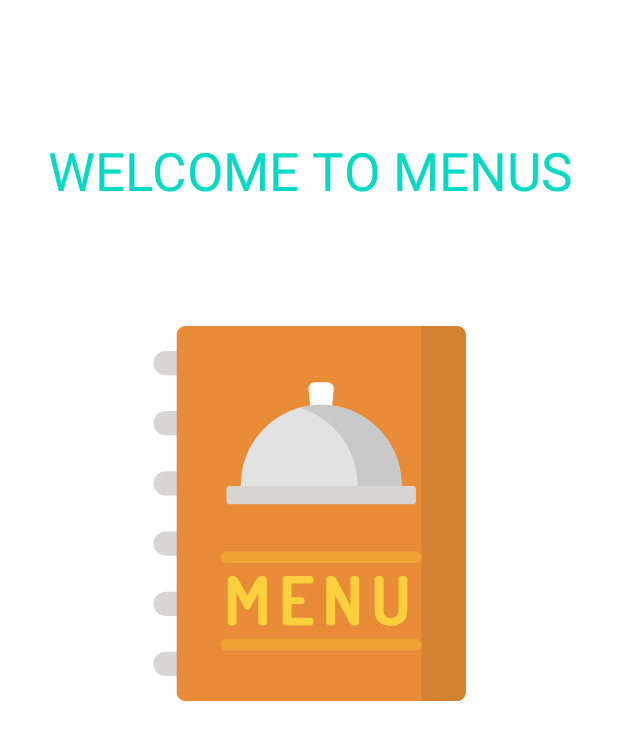
After one commit to Collince-Okeyo/OptionsMenu, an Android app: the SplashScreen screen opened directly, with no data from a screen before it, on a phone screen of 412 x 824 dp. The commit adds this screen. Shown: the top 740 px of the screen. Run offline under Robolectric (Android 15) with nearby library versions, the phone set to English and light mode, and no system bars; 1 statement that could not run was skipped.

Commit message:
Splash Screen Implementation

```diff
--- a/app/build.gradle
+++ b/app/build.gradle
@@ -30,6 +30,9 @@ android {
     kotlinOptions {
         jvmTarget = '1.8'
     }
+    buildFeatures{
+        viewBinding true
+    }
 }
 
 dependencies {
@@ -42,4 +45,7 @@ dependencies {
     testImplementation 'junit:junit:4.+'
     androidTestImplementation 'androidx.test.ext:junit:1.1.2'
     androidTestImplementation 'androidx.test.espresso:espresso-core:3.3.0'
+
+    //CarouselView
+    implementation 'com.github.jama5262:CarouselView:1.1.0'
 }
--- a/app/src/main/AndroidManifest.xml
+++ b/app/src/main/AndroidManifest.xml
@@ -9,6 +9,7 @@
         android:roundIcon="@mipmap/ic_launcher_round"
         android:supportsRtl="true"
         android:theme="@style/Theme.Menus">
+        <activity android:name=".SplashScreen"></activity>
         <activity android:name=".MainActivity">
             <intent-filter>
                 <action android:name="android.intent.action.MAIN" />
--- /dev/null
+++ b/app/src/main/java/com/example/menus/SplashScreen.kt
@@ -0,0 +1,16 @@
+package com.example.menus
+
+import android.content.Intent
+import androidx.appcompat.app.AppCompatActivity
+import android.os.Bundle
+
+class SplashScreen : AppCompatActivity() {
+    override fun onCreate(savedInstanceState: Bundle?) {
+        super.onCreate(savedInstanceState)
+        setContentView(R.layout.activity_splash_screen)
+
+        val intent = Intent(this,MainActivity::class.java)
+        startActivity(intent)
+        finish()
+    }
+}
--- /dev/null
+++ b/app/src/main/res/drawable/ic_menu.xml
@@ -0,0 +1,60 @@
+<vector xmlns:android="http://schemas.android.com/apk/res/android"
+    android:width="512dp"
+    android:height="512dp"
+    android:viewportWidth="512"
+    android:viewportHeight="512">
+  <path
+      android:pathData="m93.309,67.121h-33.773c-9.133,0 -16.535,-7.402 -16.535,-16.535 0,-9.133 7.402,-16.535 16.535,-16.535h33.773c9.133,0 16.535,7.402 16.535,16.535 0,9.133 -7.402,16.535 -16.535,16.535zM93.309,67.121"
+      android:fillColor="#d8d6d4"/>
+  <path
+      android:pathData="m93.309,149.285h-33.773c-9.133,0 -16.535,-7.402 -16.535,-16.535s7.402,-16.535 16.535,-16.535h33.773c9.133,0 16.535,7.402 16.535,16.535s-7.402,16.535 -16.535,16.535zM93.309,149.285"
+      android:fillColor="#d8d6d4"/>
+  <path
+      android:pathData="m93.309,231.453h-33.773c-9.133,0 -16.535,-7.402 -16.535,-16.535 0,-9.133 7.402,-16.535 16.535,-16.535h33.773c9.133,0 16.535,7.402 16.535,16.535 0,9.133 -7.402,16.535 -16.535,16.535zM93.309,231.453"
+      android:fillColor="#d8d6d4"/>
+  <path
+      android:pathData="m93.309,313.617h-33.773c-9.133,0 -16.535,-7.402 -16.535,-16.535 0,-9.133 7.402,-16.535 16.535,-16.535h33.773c9.133,0 16.535,7.402 16.535,16.535 0,9.133 -7.402,16.535 -16.535,16.535zM93.309,313.617"
+      android:fillColor="#d8d6d4"/>
+  <path
+      android:pathData="m93.309,395.781h-33.773c-9.133,0 -16.535,-7.402 -16.535,-16.535 0,-9.129 7.402,-16.531 16.535,-16.531h33.773c9.133,0 16.535,7.402 16.535,16.531 0,9.133 -7.402,16.535 -16.535,16.535zM93.309,395.781"
+      android:fillColor="#d8d6d4"/>
+  <path
+      android:pathData="m93.309,477.949h-33.773c-9.133,0 -16.535,-7.402 -16.535,-16.535 0,-9.133 7.402,-16.535 16.535,-16.535h33.773c9.133,0 16.535,7.402 16.535,16.535 0,9.133 -7.402,16.535 -16.535,16.535zM93.309,477.949"
+      android:fillColor="#d8d6d4"/>
+  <path
+      android:pathData="m457.176,512h-370.426c-6.684,0 -12.102,-5.418 -12.102,-12.098v-487.805c0.004,-6.68 5.418,-12.098 12.102,-12.098h370.422c6.684,0 12.102,5.418 12.102,12.098v487.805c0,6.68 -5.418,12.098 -12.098,12.098zM457.176,512"
+      android:fillColor="#e88c38"/>
+  <path
+      android:pathData="m457.176,0h-48.047v512h48.047c6.68,0 12.098,-5.418 12.098,-12.098v-487.805c0,-6.68 -5.418,-12.098 -12.098,-12.098zM457.176,0"
+      android:fillColor="#d38231"/>
+  <path
+      android:pathData="m286.313,114.246h-28.699l-2.875,-27.453c-0.551,-5.262 3.578,-9.844 8.867,-9.844h16.711c5.293,0 9.418,4.582 8.867,9.844zM286.313,114.246"
+      android:fillColor="#fff"/>
+  <path
+      android:pathData="m381.703,226.566h-219.484v-9.324c0,-60.605 49.133,-109.742 109.742,-109.742 60.609,0 109.742,49.137 109.742,109.742zM381.703,226.566"
+      android:fillColor="#e2e2e2"/>
+  <path
+      android:pathData="m271.961,107.5c-10.426,0 -20.516,1.457 -30.07,4.172 45.988,13.074 79.668,55.391 79.668,105.57v9.324h60.145v-9.324c0,-60.605 -49.133,-109.742 -109.742,-109.742zM271.961,107.5"
+      android:fillColor="#c9c9c9"/>
+  <path
+      android:pathData="m396.938,218.609h-249.949c-2.406,0 -4.355,1.949 -4.355,4.355v16.141c0,2.406 1.949,4.355 4.355,4.355h249.949c2.406,0 4.355,-1.949 4.355,-4.355v-16.141c0,-2.406 -1.949,-4.355 -4.355,-4.355zM396.938,218.609"
+      android:fillColor="#d8d6d4"/>
+  <path
+      android:pathData="m175.07,384.52c-1.02,1.852 -2.594,2.41 -4.078,2.41 -1.48,0 -2.965,-0.559 -3.98,-2.41l-10.656,-20.008v40.574c0,2.5 -3.055,3.797 -6.02,3.797 -3.059,0 -6.023,-1.297 -6.023,-3.797v-57.898c0,-4.449 2.965,-6.023 6.023,-6.023 4.352,0 6.297,0.926 9.355,6.395l11.395,20.75 11.395,-20.75c3.055,-5.465 5.094,-6.395 9.449,-6.395 3.055,0 6.02,1.574 6.02,6.023v57.898c0,2.5 -3.055,3.797 -6.02,3.797 -3.059,0 -6.023,-1.297 -6.023,-3.797v-39.836zM175.07,384.52"
+      android:fillColor="#fccf3f"/>
+  <path
+      android:pathData="m231.48,370.254h14.082c2.41,0 3.797,2.316 3.797,4.816 0,2.129 -1.203,4.633 -3.797,4.633h-14.082v18.617h26.219c2.406,0 3.797,2.504 3.797,5.375 0,2.5 -1.203,5.188 -3.797,5.188h-32.98c-2.688,0 -5.281,-1.297 -5.281,-3.797v-60.125c0,-2.5 2.594,-3.797 5.281,-3.797h32.98c2.594,0 3.797,2.688 3.797,5.188 0,2.871 -1.391,5.371 -3.797,5.371h-26.219zM231.48,370.254"
+      android:fillColor="#fccf3f"/>
+  <path
+      android:pathData="m310.871,405.086 l-19.918,-37.242v37.242c0,2.5 -3.059,3.797 -6.023,3.797 -3.059,0 -6.023,-1.297 -6.023,-3.797v-60.121c0,-2.598 2.965,-3.801 6.023,-3.801 4.355,0 6.113,0.926 8.988,6.395l17.879,34.555v-37.242c0,-2.594 2.965,-3.707 6.02,-3.707 2.965,0 6.023,1.113 6.023,3.707v60.215c0,2.5 -3.059,3.797 -6.023,3.797 -2.871,0 -5.371,-0.926 -6.945,-3.797zM310.871,405.086"
+      android:fillColor="#fccf3f"/>
+  <path
+      android:pathData="m377.473,344.871c0,-2.594 2.965,-3.707 6.023,-3.707 2.965,0 6.02,1.113 6.02,3.707v43.355c0,15.469 -9.82,21.211 -22.234,21.211 -12.504,0 -22.23,-5.742 -22.23,-21.211v-43.355c0,-2.594 2.965,-3.707 6.02,-3.707 2.965,0 6.023,1.113 6.023,3.707v43.355c0,7.223 3.797,10.652 10.191,10.652 6.391,0 10.191,-3.43 10.191,-10.652v-43.355zM377.473,344.871"
+      android:fillColor="#fccf3f"/>
+  <path
+      android:pathData="m401.293,307.777h-258.66c-4.324,0 -7.824,3.5 -7.824,7.82 0,4.32 3.504,7.824 7.824,7.824h258.66c4.32,0 7.82,-3.504 7.82,-7.824 0,-4.32 -3.5,-7.82 -7.82,-7.82zM401.293,307.777"
+      android:fillColor="#efa335"/>
+  <path
+      android:pathData="m401.293,427.227h-258.66c-4.324,0 -7.824,3.504 -7.824,7.824 0,4.316 3.504,7.82 7.824,7.82h258.66c4.32,0 7.82,-3.504 7.82,-7.82 0,-4.32 -3.5,-7.824 -7.82,-7.824zM401.293,427.227"
+      android:fillColor="#efa335"/>
+</vector>
--- /dev/null
+++ b/app/src/main/res/layout/activity_splash_screen.xml
@@ -0,0 +1,31 @@
+<?xml version="1.0" encoding="utf-8"?>
+<androidx.constraintlayout.widget.ConstraintLayout xmlns:android="http://schemas.android.com/apk/res/android"
+    xmlns:app="http://schemas.android.com/apk/res-auto"
+    xmlns:tools="http://schemas.android.com/tools"
+    android:layout_width="match_parent"
+    android:layout_height="match_parent"
+    tools:context=".SplashScreen">
+
+    <TextView
+        android:id="@+id/textView"
+        android:layout_width="match_parent"
+        android:layout_height="wrap_content"
+        android:layout_marginTop="90dp"
+        android:text="WELCOME TO MENUS"
+        android:textAlignment="center"
+        android:textColor="@color/teal_200"
+        android:textSize="35dp"
+        app:layout_constraintEnd_toEndOf="parent"
+        app:layout_constraintStart_toStartOf="parent"
+        app:layout_constraintTop_toTopOf="parent" />
+
+    <ImageView
+        android:layout_width="250dp"
+        android:layout_height="250dp"
+        android:layout_marginTop="80dp"
+        android:src="@drawable/ic_menu"
+        app:layout_constraintEnd_toEndOf="parent"
+        app:layout_constraintStart_toStartOf="parent"
+        app:layout_constraintTop_toBottomOf="@+id/textView" />
+
+</androidx.constraintlayout.widget.ConstraintLayout>
--- /dev/null
+++ b/app/src/main/res/menu/options_menu.xml
@@ -0,0 +1,6 @@
+<?xml version="1.0" encoding="utf-8"?>
+<menu xmlns:android="http://schemas.android.com/apk/res/android">
+<item android:id="@+id/option1" android:title="option1" />
+    <item android:id="@+id/option2" android:title="option2" />
+    <item android:id="@+id/option3" android:title="option3" />
+</menu>
--- a/app/src/main/res/values/themes.xml
+++ b/app/src/main/res/values/themes.xml
@@ -1,6 +1,6 @@
 <resources xmlns:tools="http://schemas.android.com/tools">
     <!-- Base application theme. -->
-    <style name="Theme.Menus" parent="Theme.MaterialComponents.DayNight.DarkActionBar">
+    <style name="Theme.Menus" parent="Theme.MaterialComponents.DayNight.NoActionBar">
         <!-- Primary brand color. -->
         <item name="colorPrimary">@color/purple_500</item>
         <item name="colorPrimaryVariant">@color/purple_700</item>
```
Also changed, not shown: app/src/main/java/com/example/menus/MainActivity.kt (+43 -0 lines), app/src/main/res/drawable/ic_camera.xml (added, +54 -0 lines), app/src/main/res/layout/activity_main.xml (+12 -8 lines).
